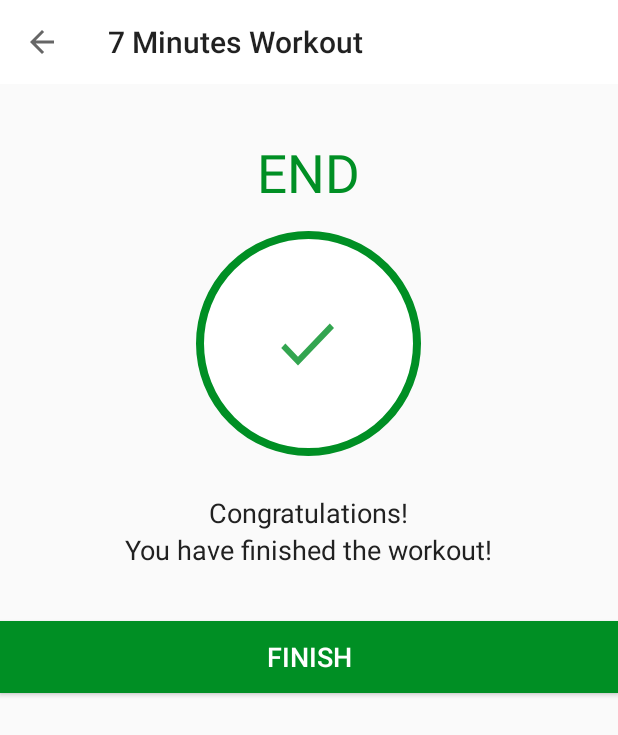
After one commit to AkinchanKushwaha/SevenMinuteWorkout, an Android app: the FinishActivity screen opened directly, with no data from a screen before it, on a phone screen of 412 x 824 dp. The commit adds this screen. Shown: the top 735 px of the screen. Run offline under Robolectric (Android 15) with nearby library versions, the phone set to English and light mode, and no system bars.

Commit message:
add FinishActivity.kt

```diff
--- a/app/src/main/AndroidManifest.xml
+++ b/app/src/main/AndroidManifest.xml
@@ -12,6 +12,10 @@
         android:theme="@style/AppTheme"
         tools:ignore="GoogleAppIndexingWarning">
         <activity
+            android:name=".FinishActivity"
+            android:screenOrientation="portrait"
+            android:theme="@style/Theme.AppCompat.Light.NoActionBar" />
+        <activity
             android:name=".MainActivity"
             android:label="@string/app_name"
             android:screenOrientation="portrait"
@@ -22,7 +26,6 @@
                 <category android:name="android.intent.category.LAUNCHER" />
             </intent-filter>
         </activity>
-
         <activity
             android:name=".ExerciseActivity"
             android:screenOrientation="portrait"
--- a/app/src/main/java/com/sevenminuteworkout/ExerciseActivity.kt
+++ b/app/src/main/java/com/sevenminuteworkout/ExerciseActivity.kt
@@ -1,5 +1,6 @@
 package com.sevenminuteworkout
 
+import android.content.Intent
 import android.media.MediaPlayer
 import android.os.Bundle
 import android.os.CountDownTimer
@@ -153,7 +154,9 @@ class ExerciseActivity : AppCompatActivity(), TextToSpeech.OnInitListener  {
                     exerciseAdapter!!.notifyDataSetChanged()
                     setupRestView()
                 }else{
-                    Toast.makeText(this@ExerciseActivity, "Congratulations! you've completed the seven minute workout challenge.", Toast.LENGTH_SHORT).show()
+                    finish()
+                    val intent = Intent(this@ExerciseActivity, FinishActivity::class.java)
+                    startActivity(intent)
                 }
             }
         }.start()
--- /dev/null
+++ b/app/src/main/java/com/sevenminuteworkout/FinishActivity.kt
@@ -0,0 +1,27 @@
+package com.sevenminuteworkout
+
+import androidx.appcompat.app.AppCompatActivity
+import android.os.Bundle
+import kotlinx.android.synthetic.main.activity_finish.*
+
+class FinishActivity : AppCompatActivity() {
+    override fun onCreate(savedInstanceState: Bundle?) {
+        super.onCreate(savedInstanceState)
+        setContentView(R.layout.activity_finish)
+
+        setSupportActionBar(toolbar_finish_activity)
+
+        val actionbar = supportActionBar
+        if(actionbar != null){
+            actionbar.setDisplayHomeAsUpEnabled(true)
+        }
+
+        toolbar_finish_activity.setNavigationOnClickListener{
+            onBackPressed()
+        }
+
+        btnFinish.setOnClickListener{
+            finish()
+        }
+    }
+}
--- /dev/null
+++ b/app/src/main/res/drawable/ic_action_done.xml
@@ -0,0 +1,12 @@
+<?xml version="1.0" encoding="utf-8"?>
+<vector xmlns:android="http://schemas.android.com/apk/res/android"
+    android:width="24dp"
+    android:height="24dp"
+    android:viewportHeight="24"
+    android:viewportWidth="25"
+    android:tint="#008F24"
+    android:alpha="0.8"
+    >
+    <path android:fillColor="#FF000000"
+        android:pathData="M9,16.2L4.8,12l-1.4,1.4L9,19 21,7l-1.4,-1.4L9,16.2z"/>
+</vector>
--- /dev/null
+++ b/app/src/main/res/layout/activity_finish.xml
@@ -0,0 +1,70 @@
+<?xml version="1.0" encoding="utf-8"?>
+<LinearLayout xmlns:android="http://schemas.android.com/apk/res/android"
+    xmlns:app="http://schemas.android.com/apk/res-auto"
+    xmlns:tools="http://schemas.android.com/tools"
+    android:layout_width="match_parent"
+    android:layout_height="match_parent"
+    android:orientation="vertical"
+    android:gravity="center_horizontal"
+    tools:context=".FinishActivity">
+
+    <androidx.appcompat.widget.Toolbar
+        android:id="@+id/toolbar_finish_activity"
+        android:layout_width="match_parent"
+        android:layout_height="?android:attr/actionBarSize"
+        android:background="#FFFFFF"/>
+
+    <TextView
+        android:id="@+id/ivEnd"
+        android:layout_width="wrap_content"
+        android:layout_height="wrap_content"
+        android:layout_marginTop="35dp"
+        android:text="END"
+        android:textColor="@color/colorAccent"
+        android:textSize="35sp"/>
+
+    <LinearLayout
+        android:layout_width="150dp"
+        android:layout_height="150dp"
+        android:layout_gravity="center"
+        android:layout_marginTop="15dp"
+        android:background="@drawable/item_circular_color_accent_border"
+        android:gravity="center"
+        >
+
+        <ImageView
+            android:layout_width="50dp"
+            android:layout_height="50dp"
+            android:contentDescription="@string/image"
+            android:src="@drawable/ic_action_done"
+            />
+    </LinearLayout>
+
+    <TextView
+        android:layout_width="wrap_content"
+        android:layout_height="wrap_content"
+        android:layout_marginTop="25dp"
+        android:text="Congratulations!"
+        android:fontFamily=""
+        android:textColor="#212121"
+        android:textSize="18sp"
+        />
+    <TextView
+        android:layout_width="wrap_content"
+        android:layout_height="wrap_content"
+        android:text="You have finished the workout!"
+        android:textColor="#212121"
+        android:textSize="18sp"
+        />
+    <Button
+        android:id="@+id/btnFinish"
+        android:layout_width="match_parent"
+        android:layout_height="wrap_content"
+        android:gravity="center"
+        android:layout_marginTop="35dp"
+        android:background="@color/colorAccent"
+        android:text="FINISH"
+        android:textColor="#FFFFFF"
+        android:textSize="18sp"/>
+
+</LinearLayout>
```
